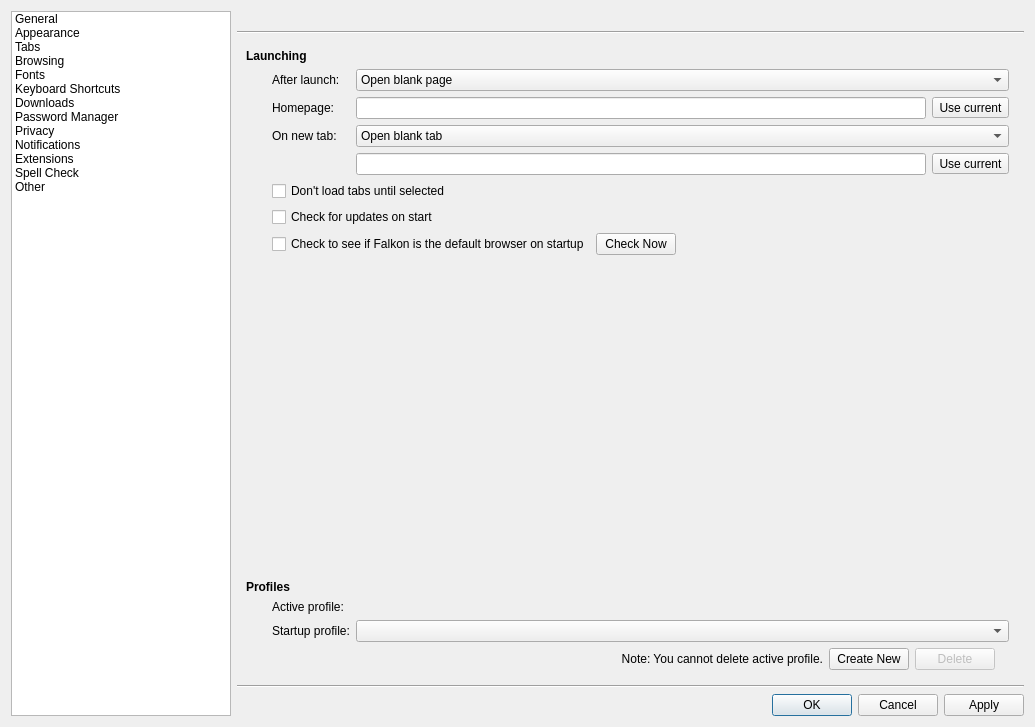
Old version of the form src/lib/preferences/preferences.ui in the repository fullselfbrowsing/Prometheus.
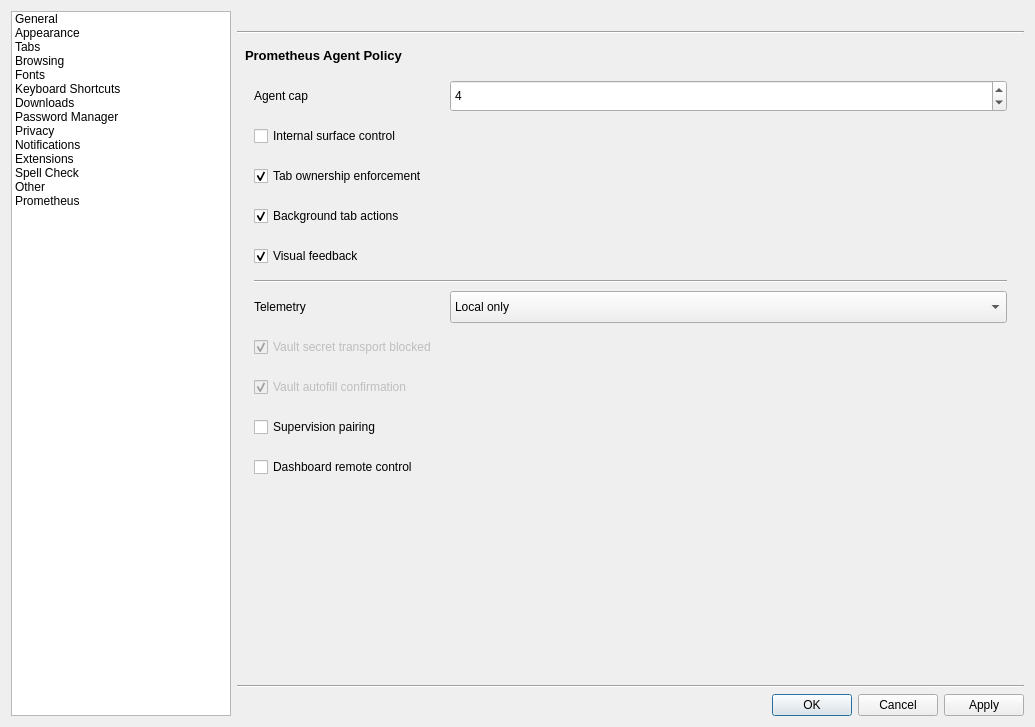
New version of the form. The open tabs and pages were chosen to show the change. Custom widgets are drawn as their Qt base class.

Commit message: feat(08-03): add Prometheus agent policy page to preferences.ui

```diff
--- a/src/lib/preferences/preferences.ui
+++ b/src/lib/preferences/preferences.ui
@@ -127,6 +127,11 @@
        <string>Other</string>
       </property>
      </item>
+     <item>
+      <property name="text">
+       <string>Prometheus</string>
+      </property>
+     </item>
     </widget>
    </item>
    <item row="0" column="1">
@@ -3126,6 +3131,317 @@
            </item>
           </layout>
          </widget>
+         <widget class="QWidget" name="prometheusPage">
+          <layout class="QVBoxLayout" name="verticalLayout_prometheus">
+           <property name="spacing">
+            <number>8</number>
+           </property>
+           <property name="leftMargin">
+            <number>8</number>
+           </property>
+           <property name="topMargin">
+            <number>8</number>
+           </property>
+           <property name="rightMargin">
+            <number>8</number>
+           </property>
+           <property name="bottomMargin">
+            <number>8</number>
+           </property>
+           <item>
+            <widget class="QLabel" name="prometheusHeading">
+             <property name="text">
+              <string>Prometheus Agent Policy</string>
+             </property>
+             <property name="font">
+              <font>
+               <bold>true</bold>
+               <pointsize>10</pointsize>
+              </font>
+             </property>
+            </widget>
+           </item>
+           <item>
+            <widget class="QFrame" name="prometheusFormFrame">
+             <property name="frameShape">
+              <enum>QFrame::Shape::NoFrame</enum>
+             </property>
+             <layout class="QFormLayout" name="formLayout_prometheus">
+              <property name="labelAlignment">
+               <set>Qt::AlignmentFlag::AlignLeft|Qt::AlignmentFlag::AlignVCenter</set>
+              </property>
+              <property name="horizontalSpacing">
+               <number>16</number>
+              </property>
+              <property name="verticalSpacing">
+               <number>8</number>
+              </property>
+              <item row="0" column="0">
+               <widget class="QLabel" name="agentCapLabel">
+                <property name="text">
+                 <string>Agent cap</string>
+                </property>
+                <property name="minimumSize">
+                 <size>
+                  <width>180</width>
+                  <height>32</height>
+                 </size>
+                </property>
+               </widget>
+              </item>
+              <item row="0" column="1">
+               <widget class="QSpinBox" name="agentCapSpin">
+                <property name="minimumSize">
+                 <size>
+                  <width>0</width>
+                  <height>32</height>
+                 </size>
+                </property>
+                <property name="toolTip">
+                 <string>Maximum number of concurrent agents. Range 1 to 16.</string>
+                </property>
+                <property name="accessibleName">
+                 <string>Agent cap</string>
+                </property>
+                <property name="minimum">
+                 <number>1</number>
+                </property>
+                <property name="maximum">
+                 <number>16</number>
+                </property>
+                <property name="singleStep">
+                 <number>1</number>
+                </property>
+                <property name="value">
+                 <number>4</number>
+                </property>
+               </widget>
+              </item>
+              <item row="1" column="0" colspan="2">
+               <widget class="QCheckBox" name="internalSurfaceCheck">
+                <property name="minimumSize">
+                 <size>
+                  <width>0</width>
+                  <height>32</height>
+                 </size>
+                </property>
+                <property name="text">
+                 <string>Internal surface control</string>
+                </property>
+                <property name="accessibleName">
+                 <string>Internal surface control</string>
+                </property>
+                <property name="checked">
+                 <bool>false</bool>
+                </property>
+               </widget>
+              </item>
+              <item row="2" column="0" colspan="2">
+               <widget class="QCheckBox" name="tabOwnershipCheck">
+                <property name="minimumSize">
+                 <size>
+                  <width>0</width>
+                  <height>32</height>
+                 </size>
+                </property>
+                <property name="text">
+                 <string>Tab ownership enforcement</string>
+                </property>
+                <property name="accessibleName">
+                 <string>Tab ownership enforcement</string>
+                </property>
+                <property name="checked">
+                 <bool>true</bool>
+                </property>
+               </widget>
+              </item>
+              <item row="3" column="0" colspan="2">
+               <widget class="QCheckBox" name="bgTabActionsCheck">
+                <property name="minimumSize">
+                 <size>
+                  <width>0</width>
+                  <height>32</height>
+                 </size>
+                </property>
+                <property name="text">
+                 <string>Background tab actions</string>
+                </property>
+                <property name="accessibleName">
+                 <string>Background tab actions</string>
+                </property>
+                <property name="checked">
+                 <bool>true</bool>
+                </property>
+               </widget>
+              </item>
+              <item row="4" column="0" colspan="2">
+               <widget class="QCheckBox" name="visualFeedbackCheck">
+                <property name="minimumSize">
+                 <size>
+                  <width>0</width>
+                  <height>32</height>
+                 </size>
+                </property>
+                <property name="text">
+                 <string>Visual feedback</string>
+                </property>
+                <property name="accessibleName">
+                 <string>Visual feedback</string>
+                </property>
+                <property name="checked">
+                 <bool>true</bool>
+                </property>
+               </widget>
+              </item>
+              <item row="5" column="0" colspan="2">
+               <widget class="Line" name="prometheusSeparator">
+                <property name="orientation">
+                 <enum>Qt::Orientation::Horizontal</enum>
+                </property>
+               </widget>
+              </item>
+              <item row="6" column="0">
+               <widget class="QLabel" name="telemetryLabel">
+                <property name="text">
+                 <string>Telemetry</string>
+                </property>
+                <property name="minimumSize">
+                 <size>
+                  <width>180</width>
+                  <height>32</height>
+                 </size>
+                </property>
+               </widget>
+              </item>
+              <item row="6" column="1">
+               <widget class="QComboBox" name="telemetryCombo">
+                <property name="minimumSize">
+                 <size>
+                  <width>0</width>
+                  <height>32</height>
+                 </size>
+                </property>
+                <property name="accessibleName">
+                 <string>Telemetry</string>
+                </property>
+                <item>
+                 <property name="text">
+                  <string>Local only</string>
+                 </property>
+                </item>
+                <item>
+                 <property name="text">
+                  <string>Off</string>
+                 </property>
+                </item>
+               </widget>
+              </item>
+              <item row="7" column="0" colspan="2">
+               <widget class="QCheckBox" name="vaultBoundaryCheck">
+                <property name="minimumSize">
+                 <size>
+                  <width>0</width>
+                  <height>32</height>
+                 </size>
+                </property>
+                <property name="text">
+                 <string>Vault secret transport blocked</string>
+                </property>
+                <property name="toolTip">
+                 <string>Provider and vault secrets cannot cross MCP or remote transports. This is a security invariant.</string>
+                </property>
+                <property name="accessibleName">
+                 <string>Vault secret transport blocked</string>
+                </property>
+                <property name="checked">
+                 <bool>true</bool>
+                </property>
+                <property name="enabled">
+                 <bool>false</bool>
+                </property>
+               </widget>
+              </item>
+              <item row="8" column="0" colspan="2">
+               <widget class="QCheckBox" name="vaultAutofillCheck">
+                <property name="minimumSize">
+                 <size>
+                  <width>0</width>
+                  <height>32</height>
+                 </size>
+                </property>
+                <property name="text">
+                 <string>Vault autofill confirmation</string>
+                </property>
+                <property name="toolTip">
+                 <string>Vault autofill requires foreground confirmation. This is a security invariant.</string>
+                </property>
+                <property name="accessibleName">
+                 <string>Vault autofill confirmation</string>
+                </property>
+                <property name="checked">
+                 <bool>true</bool>
+                </property>
+                <property name="enabled">
+                 <bool>false</bool>
+                </property>
+               </widget>
+              </item>
+              <item row="9" column="0" colspan="2">
+               <widget class="QCheckBox" name="supervisionPairingCheck">
+                <property name="minimumSize">
+                 <size>
+                  <width>0</width>
+                  <height>32</height>
+                 </size>
+                </property>
+                <property name="text">
+                 <string>Supervision pairing</string>
+                </property>
+                <property name="accessibleName">
+                 <string>Supervision pairing</string>
+                </property>
+                <property name="checked">
+                 <bool>false</bool>
+                </property>
+               </widget>
+              </item>
+              <item row="10" column="0" colspan="2">
+               <widget class="QCheckBox" name="dashboardRemoteCheck">
+                <property name="minimumSize">
+                 <size>
+                  <width>0</width>
+                  <height>32</height>
+                 </size>
+                </property>
+                <property name="text">
+                 <string>Dashboard remote control</string>
+                </property>
+                <property name="accessibleName">
+                 <string>Dashboard remote control</string>
+                </property>
+                <property name="checked">
+                 <bool>false</bool>
+                </property>
+               </widget>
+              </item>
+             </layout>
+            </widget>
+           </item>
+           <item>
+            <spacer name="verticalSpacer_prometheus">
+             <property name="orientation">
+              <enum>Qt::Orientation::Vertical</enum>
+             </property>
+             <property name="sizeHint" stdset="0">
+              <size>
+               <width>20</width>
+               <height>40</height>
+              </size>
+             </property>
+            </spacer>
+           </item>
+          </layout>
+         </widget>
         </widget>
        </item>
       </layout>
```
